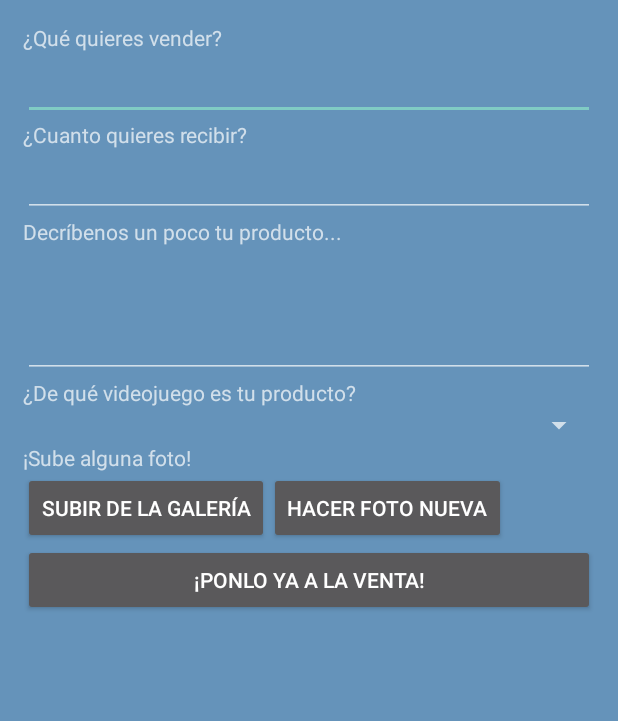
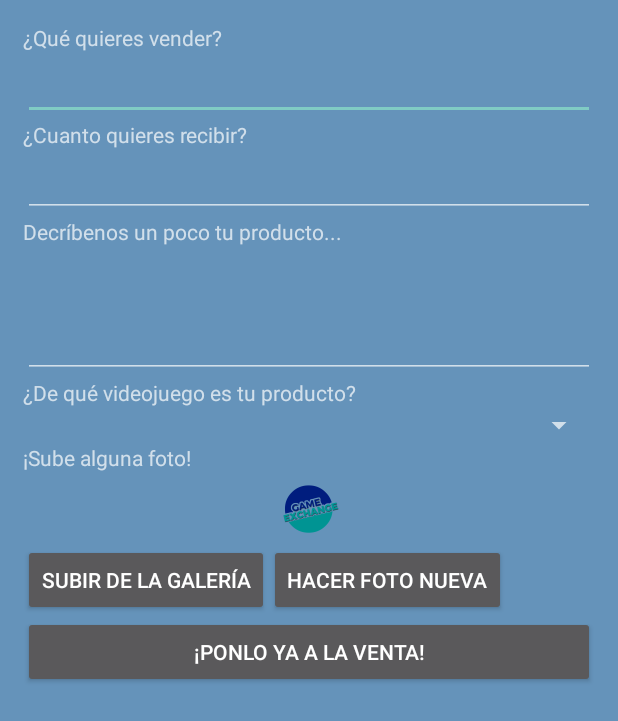
Before and after one commit to JoonGB/GameExangeApp, an Android app: the CrearProductoActivity screen opened directly, with no data from a screen before it, after a tap on "SUBIR DE LA GALERÍA", on a phone screen of 412 x 824 dp. Shown: the top 721 px of the screen. Run offline under Robolectric (Android 15) with nearby library versions, the phone set to English and light mode, and no system bars; pictures from the network do not load.

Commit message:
CrearProducto continuación

```diff
--- a/app/src/main/AndroidManifest.xml
+++ b/app/src/main/AndroidManifest.xml
@@ -7,6 +7,9 @@
     <uses-permission android:name="android.permission.READ_PROFILE" />
     <uses-permission android:name="android.permission.READ_CONTACTS" />
     <uses-permission android:name="android.permission.INTERNET" />
+    <uses-feature android:name="android.hardware.camera"
+        android:required="true" />
+    <uses-permission android:name="android.permission.WRITE_EXTERNAL_STORAGE" />
 
     <application
         android:allowBackup="true"
--- a/app/src/main/java/gameexange/com/gameexangeapp/controllers/activitites/CrearProductoActivity.java
+++ b/app/src/main/java/gameexange/com/gameexangeapp/controllers/activitites/CrearProductoActivity.java
@@ -1,11 +1,16 @@
 package gameexange.com.gameexangeapp.controllers.activitites;
 
+import android.content.Intent;
+import android.graphics.Bitmap;
+import android.net.Uri;
 import android.os.Bundle;
+import android.provider.MediaStore;
 import android.support.annotation.Nullable;
 import android.support.v7.app.AppCompatActivity;
 import android.view.View;
 import android.widget.Button;
 import android.widget.EditText;
+import android.widget.ImageView;
 import android.widget.Toast;
 
 import java.util.List;
@@ -15,11 +20,18 @@ import gameexange.com.gameexangeapp.controllers.managers.ProductoCallback;
 import gameexange.com.gameexangeapp.models.Foto;
 import gameexange.com.gameexangeapp.models.Producto;
 
+import static android.R.attr.type;
+import static android.provider.MediaStore.Files.FileColumns.MEDIA_TYPE_IMAGE;
+
 public class CrearProductoActivity extends AppCompatActivity implements ProductoCallback {
+
+    private final static int SELECT_PHOTO = 1;
+    private final static int CAPTURE_PHOTO = 2;
 
     private EditText etNombreProducto;
     private EditText etPrecioProducto;
     private EditText etDescripcionProducto;
+    private ImageView mImageView;
     private Button btnSubirFoto;
     private Button btnHacerFoto;
     private Button btnCrearProducto;
@@ -32,6 +44,7 @@ public class CrearProductoActivity extends AppCompatActivity implements Producto
         etNombreProducto = (EditText) findViewById(R.id.etNompreProducto);
         etPrecioProducto = (EditText) findViewById(R.id.etPrecioProducto);
         etDescripcionProducto = (EditText) findViewById(R.id.etDescripcionProducto);
+        mImageView = (ImageView) findViewById(R.id.mImageView);
         btnSubirFoto = (Button) findViewById(R.id.btnSubirFoto);
         btnHacerFoto = (Button) findViewById(R.id.btnHacerFoto);
         btnCrearProducto = (Button) findViewById(R.id.btnCrearProducto);
@@ -39,14 +52,19 @@ public class CrearProductoActivity extends AppCompatActivity implements Producto
         btnSubirFoto.setOnClickListener(new View.OnClickListener() {
             @Override
             public void onClick(View v) {
-                Toast.makeText(CrearProductoActivity.this, "Subir foto de la galería", Toast.LENGTH_SHORT).show();
+                Intent intentUploadFoto = new Intent(Intent.ACTION_GET_CONTENT);
+                intentUploadFoto.setType("image/*");
+                startActivityForResult(Intent.createChooser(intentUploadFoto, "Select Source"), SELECT_PHOTO);
             }
         });
 
         btnHacerFoto.setOnClickListener(new View.OnClickListener() {
             @Override
             public void onClick(View v) {
-                Toast.makeText(CrearProductoActivity.this, "Hacer una nueva foto", Toast.LENGTH_SHORT).show();
+                Intent takePictureIntent = new Intent(MediaStore.ACTION_IMAGE_CAPTURE);
+                if (takePictureIntent.resolveActivity(getPackageManager()) != null) {
+                    startActivityForResult(takePictureIntent, CAPTURE_PHOTO);
+                }
             }
         });
 
@@ -60,25 +78,40 @@ public class CrearProductoActivity extends AppCompatActivity implements Producto
     }
 
     @Override
+    protected void onActivityResult(int requestCode, int resultCode, Intent data) {
+        if (requestCode == CAPTURE_PHOTO && resultCode == RESULT_OK) {
+            Bundle extras = data.getExtras();
+            Bitmap imageBitmap = (Bitmap) extras.get("data");
+            mImageView.setImageBitmap(imageBitmap);
+        }
+
+
+        if (requestCode == SELECT_PHOTO && resultCode == RESULT_OK) {
+            Uri img = data.getData();
+            if (img != null) {
+                mImageView.setImageURI(img);
+            }
+        }
+
+        mImageView.invalidate();
+    }
+
+    @Override
     public void onSuccessProductosList(List<Producto> productos) {
 
     }
-
     @Override
     public void onSuccessProducto(Producto producto) {
 
     }
-
     @Override
     public void onSuccessFotos(List<Foto> fotos) {
 
     }
-
     @Override
     public void onSuccessFotoPrincipal(Foto foto) {
 
     }
-
     @Override
     public void onFailure(Throwable t) {
 
--- a/app/src/main/java/gameexange/com/gameexangeapp/controllers/activitites/VideojuegosFilter.java
+++ b/app/src/main/java/gameexange/com/gameexangeapp/controllers/activitites/VideojuegosFilter.java
@@ -42,8 +42,8 @@ public class VideojuegosFilter extends Filter implements VideojuegoCallback{
         } else {
             filterPattern = constraint.toString().toLowerCase().trim();
             VideojuegoManager.getInstance().busquedaProductos(VideojuegosFilter.this, constraint.toString().toLowerCase());
+        }
 
-        }
         results.values = videojuegosFiltrados;
         results.count = videojuegosFiltrados.size();
         return results;
--- a/app/src/main/res/layout/activity_crear_producto.xml
+++ b/app/src/main/res/layout/activity_crear_producto.xml
@@ -1,5 +1,6 @@
 <?xml version="1.0" encoding="utf-8"?>
 <ScrollView xmlns:android="http://schemas.android.com/apk/res/android"
+    xmlns:app="http://schemas.android.com/apk/res-auto"
     android:orientation="vertical" android:layout_width="match_parent"
     android:layout_height="match_parent"
     android:background="@color/colorPrimary">
@@ -60,6 +61,13 @@
             android:layout_width="match_parent"
             android:layout_height="wrap_content"
             android:text="@string/crear_fotos_producto" />
+
+        <ImageView
+            android:id="@+id/mImageView"
+            android:layout_width="match_parent"
+            android:layout_height="wrap_content"
+            app:srcCompat="@mipmap/ic_launcher" />
+
         <LinearLayout
             android:layout_width="match_parent"
             android:layout_height="wrap_content"
```
Also changed, not shown: app/src/main/ic_launcher-web.png (added), app/src/main/res/mipmap-hdpi/ic_launcher.png, app/src/main/res/mipmap-mdpi/ic_launcher.png, app/src/main/res/mipmap-xhdpi/ic_launcher.png, app/src/main/res/mipmap-xxhdpi/ic_launcher.png, app/src/main/res/mipmap-xxxhdpi/ic_launcher.png, 17 other files.
